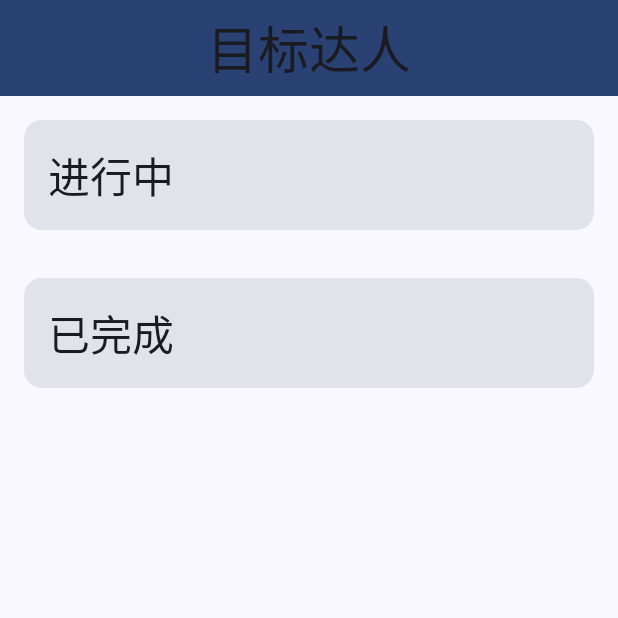
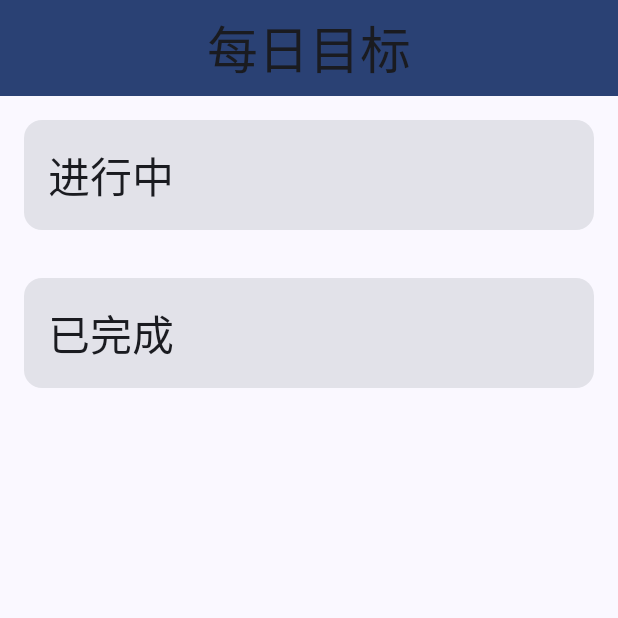
Before and after one commit to Hao-yiwen/GoalMan, an Android app built with Jetpack Compose: the screen it shows after launch (MainActivity), on a phone screen of 412 x 824 dp, the top half of it. Run offline under Robolectric (Android 15) with nearby library versions, the phone set to English and light mode, and no system bars; our stand-ins replace Room's generated code; Roboto replaces fonts that are not available here.

Commit message:
feat: 1.0

```diff
--- a/app/build.gradle.kts
+++ b/app/build.gradle.kts
@@ -28,6 +28,7 @@ android {
                 getDefaultProguardFile("proguard-android-optimize.txt"),
                 "proguard-rules.pro"
             )
+            signingConfig = signingConfigs.getByName("debug")
         }
     }
     compileOptions {
@@ -39,6 +40,7 @@ android {
     }
     buildFeatures {
         compose = true
+        buildConfig = true
     }
     composeOptions {
         kotlinCompilerExtensionVersion = "1.5.1"
--- a/app/src/main/java/com/yiwen/goalman/data/GoalDatabase.kt
+++ b/app/src/main/java/com/yiwen/goalman/data/GoalDatabase.kt
@@ -10,7 +10,7 @@ import androidx.sqlite.db.SupportSQLiteOpenHelper
 import com.yiwen.goalman.model.Goal
 
 
-@Database(entities = [Goal::class], version = 1, exportSchema = false)
+@Database(entities = [Goal::class], version = 2, exportSchema = false)
 abstract class GoalDatabase : RoomDatabase() {
     abstract fun goalDao(): GoalDao
 
--- a/app/src/main/java/com/yiwen/goalman/model/Goal.kt
+++ b/app/src/main/java/com/yiwen/goalman/model/Goal.kt
@@ -4,6 +4,7 @@ import androidx.compose.runtime.mutableStateOf
 import androidx.room.Entity
 import androidx.room.PrimaryKey
 import org.jetbrains.annotations.NotNull
+import java.util.UUID
 
 /**
  * @param status
@@ -13,7 +14,7 @@ import org.jetbrains.annotations.NotNull
 
 @Entity(tableName = "goal")
 data class Goal(
-    @PrimaryKey(autoGenerate = true) val id: Int,
+    @PrimaryKey val id: String = UUID.randomUUID().toString(),
     @NotNull val description: String,
     @NotNull val status: Int
 )
--- a/app/src/main/java/com/yiwen/goalman/ui/screen/GoalList.kt
+++ b/app/src/main/java/com/yiwen/goalman/ui/screen/GoalList.kt
@@ -30,6 +30,7 @@ import androidx.compose.ui.text.style.TextDecoration
 import androidx.compose.ui.unit.dp
 import com.yiwen.goalman.R
 import com.yiwen.goalman.model.Goal
+import java.util.UUID
 
 
 @Composable
@@ -41,7 +42,7 @@ fun GoalList(
 ) {
     var showDialog by remember { mutableStateOf(false) }
     var currentGoal by remember {
-        mutableStateOf(Goal(0, "", 0))
+        mutableStateOf(Goal(UUID.randomUUID().toString(), "", 0))
     }
 
     Column(modifier) {
--- a/app/src/main/java/com/yiwen/goalman/ui/screen/GoalListViewModel.kt
+++ b/app/src/main/java/com/yiwen/goalman/ui/screen/GoalListViewModel.kt
@@ -15,6 +15,7 @@ import kotlinx.coroutines.Dispatchers
 import kotlinx.coroutines.flow.MutableStateFlow
 import kotlinx.coroutines.flow.asStateFlow
 import kotlinx.coroutines.launch
+import java.util.UUID
 
 class GoalListViewModel(val goalRepositoryProvider: GoalRepository) : ViewModel() {
     val _uiState = MutableStateFlow(GoalListUiState())
@@ -40,7 +41,7 @@ class GoalListViewModel(val goalRepositoryProvider: GoalRepository) : ViewModel(
     fun addGoal(description: String) {
         val currentGoals = _uiState.value.goals
         // 第三个参数 status 为 1 表示目标正在进行中
-        val newGoal = Goal(currentGoals.size + 1, description, 1)
+        val newGoal = Goal(UUID.randomUUID().toString(), description, 1)
         _uiState.value = _uiState.value.copy(
             goals = currentGoals + newGoal
         )
--- a/app/src/main/java/com/yiwen/goalman/ui/screen/HomeScreen.kt
+++ b/app/src/main/java/com/yiwen/goalman/ui/screen/HomeScreen.kt
@@ -30,9 +30,11 @@ import androidx.compose.runtime.remember
 import androidx.compose.runtime.rememberCoroutineScope
 import androidx.compose.runtime.setValue
 import androidx.compose.ui.Modifier
+import androidx.compose.ui.graphics.Color
 import androidx.compose.ui.res.stringResource
 import androidx.compose.ui.unit.dp
 import androidx.lifecycle.viewmodel.compose.viewModel
+import com.yiwen.goalman.BuildConfig
 import com.yiwen.goalman.R
 import kotlinx.coroutines.launch
 
@@ -115,10 +117,18 @@ fun HomeScreen(viewModel: GoalListViewModel = viewModel(factory = GoalListViewMo
 fun HomeScreenTopBar() {
     CenterAlignedTopAppBar(title = {
         Row {
-            Text(
-                text = stringResource(id = R.string.app_name),
-                style = MaterialTheme.typography.displayLarge
-            )
+            if (BuildConfig.DEBUG) {
+                Text(
+                    text = stringResource(id = R.string.title_name) + "(DEBUG)",
+                    style = MaterialTheme.typography.displayLarge
+                )
+            } else {
+                Text(
+                    text = stringResource(id = R.string.title_name),
+                    style = MaterialTheme.typography.displayLarge
+                )
+            }
+
         }
     }, colors = TopAppBarDefaults.centerAlignedTopAppBarColors(MaterialTheme.colorScheme.primary))
 }
--- a/app/src/main/res/values/strings.xml
+++ b/app/src/main/res/values/strings.xml
@@ -1,5 +1,6 @@
 <resources>
     <string name="app_name">目标达人</string>
+    <string name="title_name">每日目标</string>
     <string name="process">进行中</string>
     <string name="complete">已完成</string>
 </resources>
```
